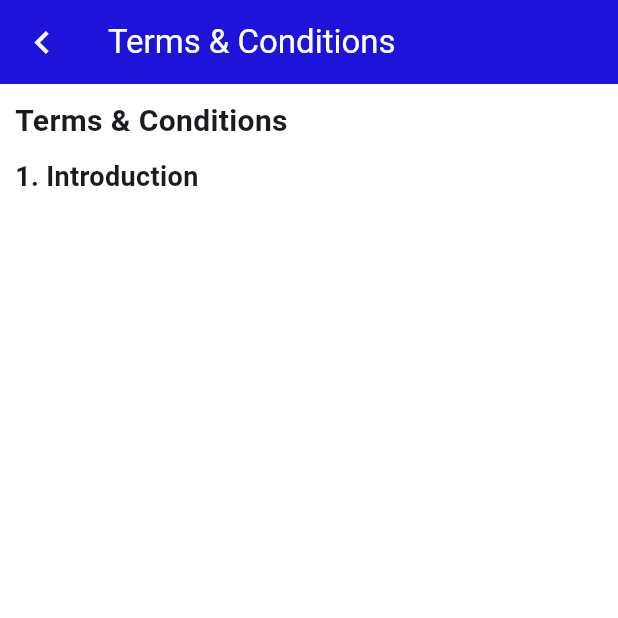
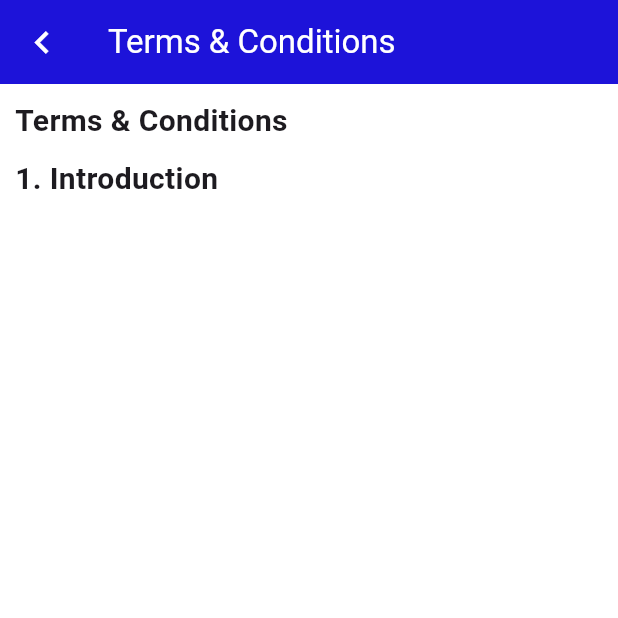
Before and after one commit to AthiraaAthi/Accounting_app, a Flutter app: the TermsConditions screen opened directly, on a phone screen of 412 x 824 dp, the top half of it. Run offline on Flutter 3.47's test engine with Material 3 defaults, Android fonts, the phone set to English and light mode, and no system bars; our stand-ins replace bloc, cloud_firestore, dartz, firebase_auth, firebase_core, flutter_bloc and 8 more; accounts and stored records are empty; network calls fail; statements that could not run were skipped.

Commit message:
refactor TermsConditions widget to use a shared TextStyle for consistency

```diff
--- a/lib/view/utils/Settings/options_screens/terms_conditions.dart
+++ b/lib/view/utils/Settings/options_screens/terms_conditions.dart
@@ -9,6 +9,7 @@ class TermsConditions extends StatefulWidget {
 }
 
 class _TermsConditionsState extends State<TermsConditions> {
+  TextStyle pointsStyle = TextStyle(fontSize: 20, fontWeight: FontWeight.bold);
   @override
   Widget build(BuildContext context) {
     return Scaffold(
@@ -43,8 +44,7 @@ class _TermsConditionsState extends State<TermsConditions> {
               ),
             ),
             SizedBox(height: 10),
-            Text("1. Introduction",
-                style: TextStyle(fontSize: 18, fontWeight: FontWeight.bold)),
+            Text("1. Introduction", style: pointsStyle),
           ],
         ),
       ),
```
